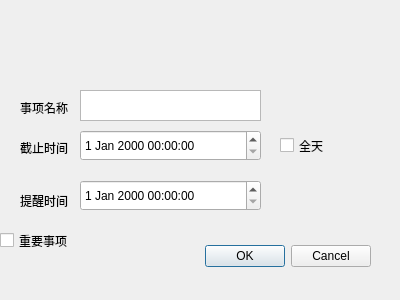
First picture: the form in dialog.ui, repository lcclcc233/Qtodo, before the edit.
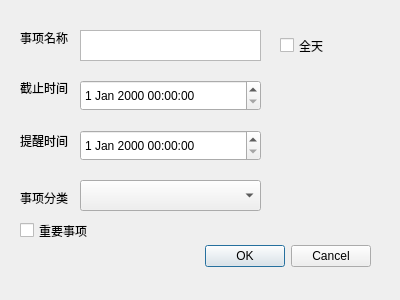
Second picture: the form after the edit.

```diff
--- a/dialog.ui
+++ b/dialog.ui
@@ -33,7 +33,7 @@
    <property name="geometry">
     <rect>
      <x>80</x>
-     <y>130</y>
+     <y>80</y>
      <width>181</width>
      <height>31</height>
     </rect>
@@ -43,7 +43,7 @@
    <property name="geometry">
     <rect>
      <x>80</x>
-     <y>90</y>
+     <y>30</y>
      <width>181</width>
      <height>31</height>
     </rect>
@@ -53,7 +53,7 @@
    <property name="geometry">
     <rect>
      <x>20</x>
-     <y>140</y>
+     <y>80</y>
      <width>51</width>
      <height>16</height>
     </rect>
@@ -66,7 +66,7 @@
    <property name="geometry">
     <rect>
      <x>20</x>
-     <y>100</y>
+     <y>30</y>
      <width>51</width>
      <height>16</height>
     </rect>
@@ -79,7 +79,7 @@
    <property name="geometry">
     <rect>
      <x>280</x>
-     <y>130</y>
+     <y>30</y>
      <width>51</width>
      <height>31</height>
     </rect>
@@ -92,7 +92,7 @@
    <property name="geometry">
     <rect>
      <x>80</x>
-     <y>180</y>
+     <y>130</y>
      <width>181</width>
      <height>31</height>
     </rect>
@@ -102,7 +102,7 @@
    <property name="geometry">
     <rect>
      <x>20</x>
-     <y>190</y>
+     <y>130</y>
      <width>51</width>
      <height>21</height>
     </rect>
@@ -114,8 +114,8 @@
   <widget class="QCheckBox" name="vital_checkBox">
    <property name="geometry">
     <rect>
-     <x>0</x>
-     <y>230</y>
+     <x>20</x>
+     <y>220</y>
      <width>81</width>
      <height>21</height>
     </rect>
@@ -124,6 +124,29 @@
     <string>重要事项</string>
    </property>
   </widget>
+  <widget class="QComboBox" name="comboBox">
+   <property name="geometry">
+    <rect>
+     <x>80</x>
+     <y>180</y>
+     <width>181</width>
+     <height>31</height>
+    </rect>
+   </property>
+  </widget>
+  <widget class="QLabel" name="label_4">
+   <property name="geometry">
+    <rect>
+     <x>20</x>
+     <y>190</y>
+     <width>51</width>
+     <height>16</height>
+    </rect>
+   </property>
+   <property name="text">
+    <string>事项分类</string>
+   </property>
+  </widget>
  </widget>
  <resources/>
  <connections>
```
